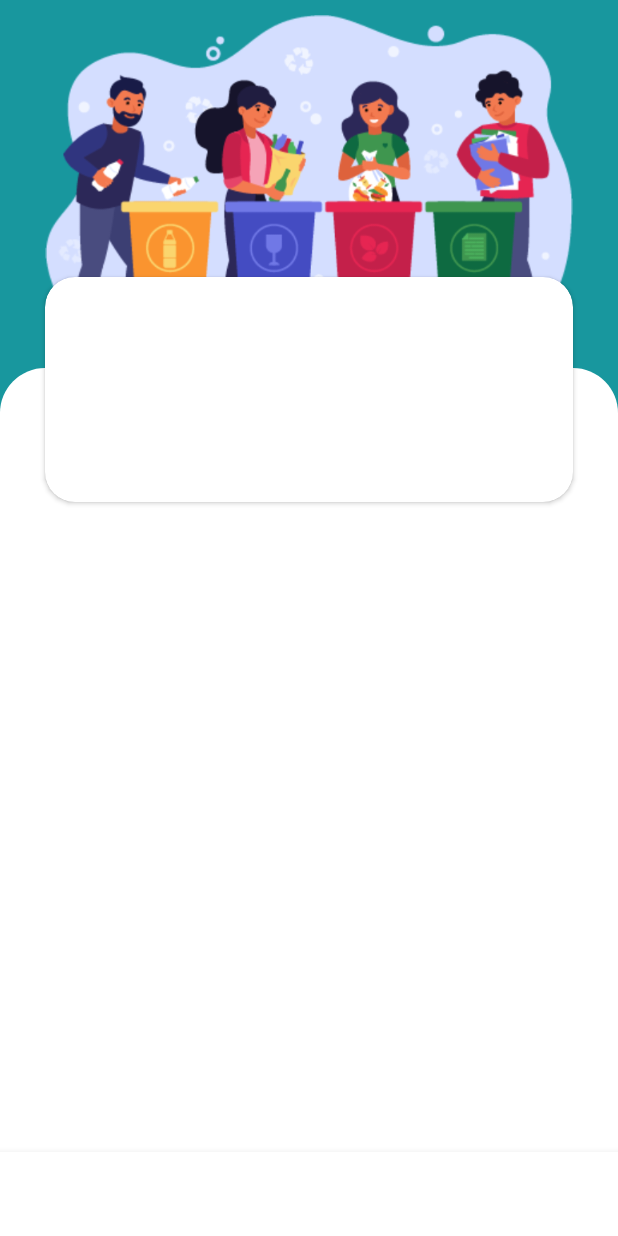
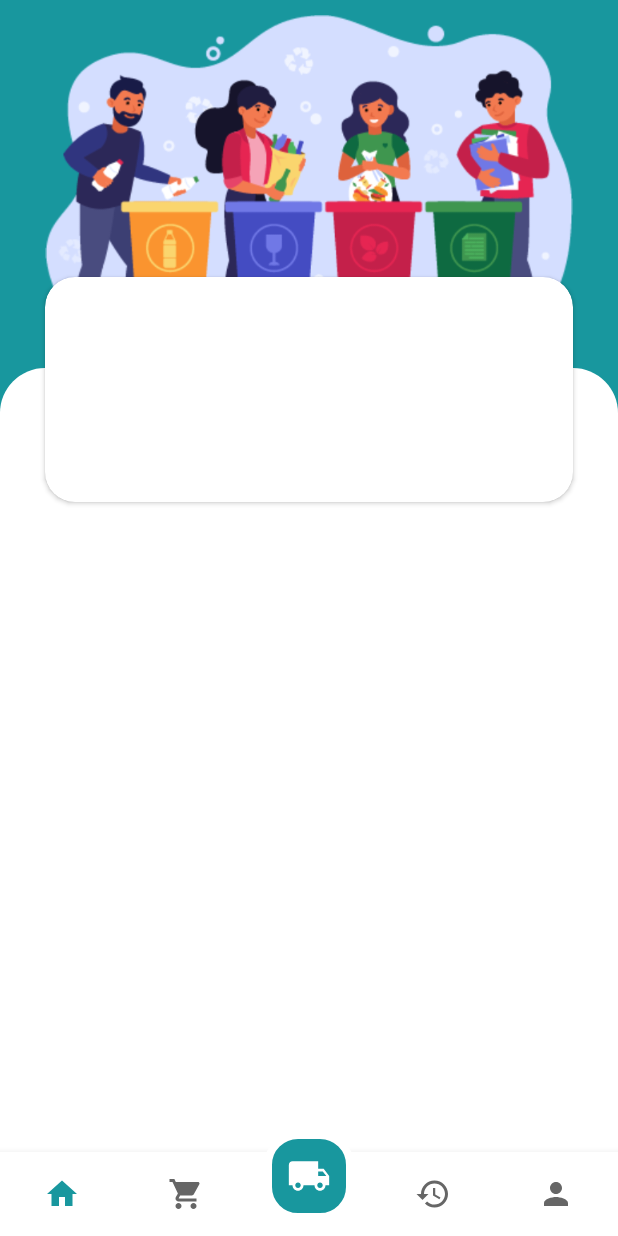
Before and after one commit to Lopniv/SIPP, an Android app: the MainActivity screen opened directly, with no data from a screen before it, on a phone screen of 412 x 824 dp. Run offline under Robolectric (Android 15) with nearby library versions, the light colour scheme and no system bars.

Commit message:
Adding bottom navigation with menu layout

```diff
--- /dev/null
+++ b/app/src/main/res/drawable/bg_center_bnv.xml
@@ -0,0 +1,6 @@
+<?xml version="1.0" encoding="UTF-8"?>
+<shape xmlns:android="http://schemas.android.com/apk/res/android">
+    <solid android:color="@color/green_1000"/>
+    <stroke android:width="5dp" android:color="@android:color/white"/>
+    <corners android:radius="20dp"/>
+</shape>
--- /dev/null
+++ b/app/src/main/res/drawable/ic_cart.xml
@@ -0,0 +1,10 @@
+<vector xmlns:android="http://schemas.android.com/apk/res/android"
+    android:width="24dp"
+    android:height="24dp"
+    android:viewportWidth="24"
+    android:viewportHeight="24"
+    android:tint="?attr/colorControlNormal">
+  <path
+      android:fillColor="@android:color/white"
+      android:pathData="M7,18c-1.1,0 -1.99,0.9 -1.99,2S5.9,22 7,22s2,-0.9 2,-2 -0.9,-2 -2,-2zM1,2v2h2l3.6,7.59 -1.35,2.45c-0.16,0.28 -0.25,0.61 -0.25,0.96 0,1.1 0.9,2 2,2h12v-2L7.42,15c-0.14,0 -0.25,-0.11 -0.25,-0.25l0.03,-0.12 0.9,-1.63h7.45c0.75,0 1.41,-0.41 1.75,-1.03l3.58,-6.49c0.08,-0.14 0.12,-0.31 0.12,-0.48 0,-0.55 -0.45,-1 -1,-1L5.21,4l-0.94,-2L1,2zM17,18c-1.1,0 -1.99,0.9 -1.99,2s0.89,2 1.99,2 2,-0.9 2,-2 -0.9,-2 -2,-2z"/>
+</vector>
--- /dev/null
+++ b/app/src/main/res/drawable/ic_history.xml
@@ -0,0 +1,10 @@
+<vector xmlns:android="http://schemas.android.com/apk/res/android"
+    android:width="24dp"
+    android:height="24dp"
+    android:viewportWidth="24"
+    android:viewportHeight="24"
+    android:tint="?attr/colorControlNormal">
+  <path
+      android:fillColor="@android:color/white"
+      android:pathData="M13,3c-4.97,0 -9,4.03 -9,9L1,12l3.89,3.89 0.07,0.14L9,12L6,12c0,-3.87 3.13,-7 7,-7s7,3.13 7,7 -3.13,7 -7,7c-1.93,0 -3.68,-0.79 -4.94,-2.06l-1.42,1.42C8.27,19.99 10.51,21 13,21c4.97,0 9,-4.03 9,-9s-4.03,-9 -9,-9zM12,8v5l4.28,2.54 0.72,-1.21 -3.5,-2.08L13.5,8L12,8z"/>
+</vector>
--- /dev/null
+++ b/app/src/main/res/drawable/ic_home.xml
@@ -0,0 +1,10 @@
+<vector xmlns:android="http://schemas.android.com/apk/res/android"
+    android:width="24dp"
+    android:height="24dp"
+    android:viewportWidth="24"
+    android:viewportHeight="24"
+    android:tint="?attr/colorControlNormal">
+  <path
+      android:fillColor="@android:color/white"
+      android:pathData="M10,20v-6h4v6h5v-8h3L12,3 2,12h3v8z"/>
+</vector>
--- /dev/null
+++ b/app/src/main/res/drawable/ic_profile.xml
@@ -0,0 +1,10 @@
+<vector xmlns:android="http://schemas.android.com/apk/res/android"
+    android:width="24dp"
+    android:height="24dp"
+    android:viewportWidth="24"
+    android:viewportHeight="24"
+    android:tint="?attr/colorControlNormal">
+  <path
+      android:fillColor="@android:color/white"
+      android:pathData="M12,12c2.21,0 4,-1.79 4,-4s-1.79,-4 -4,-4 -4,1.79 -4,4 1.79,4 4,4zM12,14c-2.67,0 -8,1.34 -8,4v2h16v-2c0,-2.66 -5.33,-4 -8,-4z"/>
+</vector>
--- /dev/null
+++ b/app/src/main/res/drawable/ic_shipping.xml
@@ -0,0 +1,10 @@
+<vector xmlns:android="http://schemas.android.com/apk/res/android"
+    android:width="24dp"
+    android:height="24dp"
+    android:viewportWidth="24"
+    android:viewportHeight="24"
+    android:tint="?attr/colorControlNormal">
+  <path
+      android:fillColor="@android:color/white"
+      android:pathData="M20,8h-3L17,4L3,4c-1.1,0 -2,0.9 -2,2v11h2c0,1.66 1.34,3 3,3s3,-1.34 3,-3h6c0,1.66 1.34,3 3,3s3,-1.34 3,-3h2v-5l-3,-4zM6,18.5c-0.83,0 -1.5,-0.67 -1.5,-1.5s0.67,-1.5 1.5,-1.5 1.5,0.67 1.5,1.5 -0.67,1.5 -1.5,1.5zM19.5,9.5l1.96,2.5L17,12L17,9.5h2.5zM18,18.5c-0.83,0 -1.5,-0.67 -1.5,-1.5s0.67,-1.5 1.5,-1.5 1.5,0.67 1.5,1.5 -0.67,1.5 -1.5,1.5z"/>
+</vector>
--- a/app/src/main/res/layout/activity_main.xml
+++ b/app/src/main/res/layout/activity_main.xml
@@ -47,8 +47,24 @@
             android:id="@+id/bnv"
             android:layout_width="match_parent"
             android:layout_height="wrap_content"
+            app:labelVisibilityMode="unlabeled"
+            app:menu="@menu/bnv"
             android:layout_alignParentBottom="true" />
 
     </RelativeLayout>
 
+    <ImageView
+        android:id="@+id/iv_pickup"
+        android:layout_width="60dp"
+        android:layout_height="60dp"
+        android:padding="15dp"
+        android:src="@drawable/ic_shipping"
+        android:background="@drawable/bg_center_bnv"
+        android:contentDescription="@string/bottom_sheet_behavior"
+        android:layout_marginBottom="10dp"
+        app:tint="@color/white"
+        app:layout_constraintStart_toStartOf="parent"
+        app:layout_constraintEnd_toEndOf="parent"
+        app:layout_constraintBottom_toBottomOf="parent"/>
+
 </androidx.constraintlayout.widget.ConstraintLayout>
--- /dev/null
+++ b/app/src/main/res/menu/bnv.xml
@@ -0,0 +1,27 @@
+<?xml version="1.0" encoding="utf-8"?>
+<menu xmlns:android="http://schemas.android.com/apk/res/android">
+    <item
+        android:id="@+id/nav_home"
+        android:icon="@drawable/ic_home"
+        android:title="" />
+    <item
+        android:id="@+id/nav_cart"
+        android:icon="@drawable/ic_cart"
+        android:title="" />
+
+    <item
+        android:id="@+id/nav_hidden_option"
+        android:icon="@drawable/ic_profile"
+        android:title="" />
+
+    <item
+        android:id="@+id/nav_history"
+        android:icon="@drawable/ic_history"
+        android:title="" />
+
+    <item
+        android:id="@+id/nav_profile"
+        android:icon="@drawable/ic_profile"
+        android:title="" />
+
+</menu>
```
